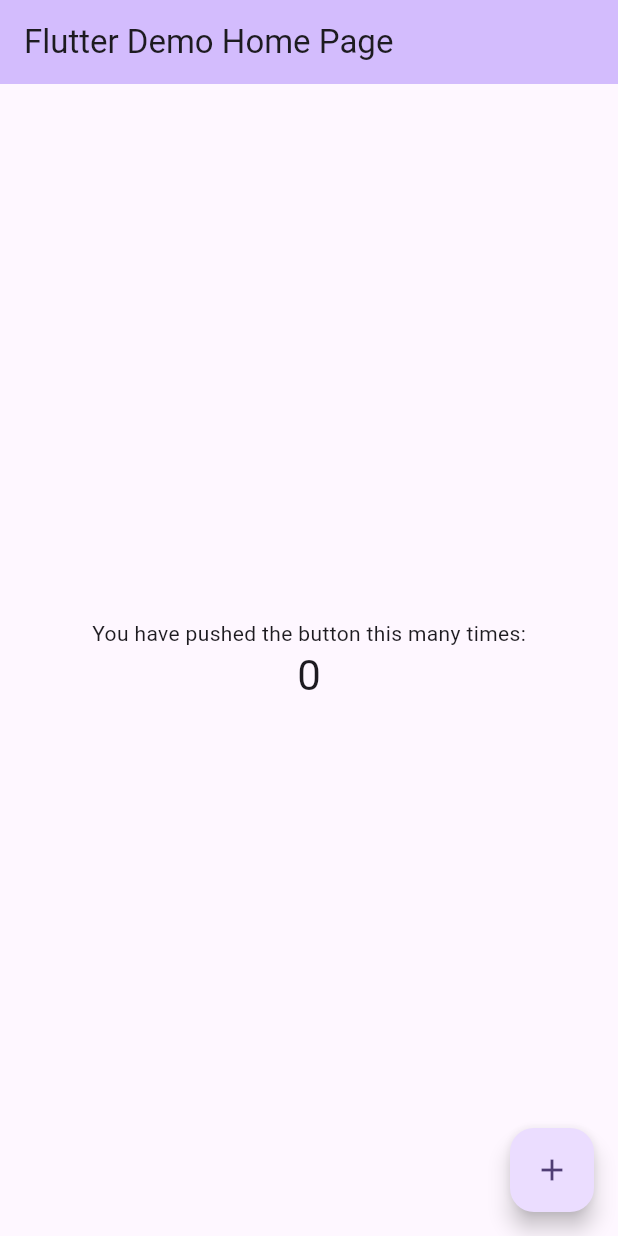
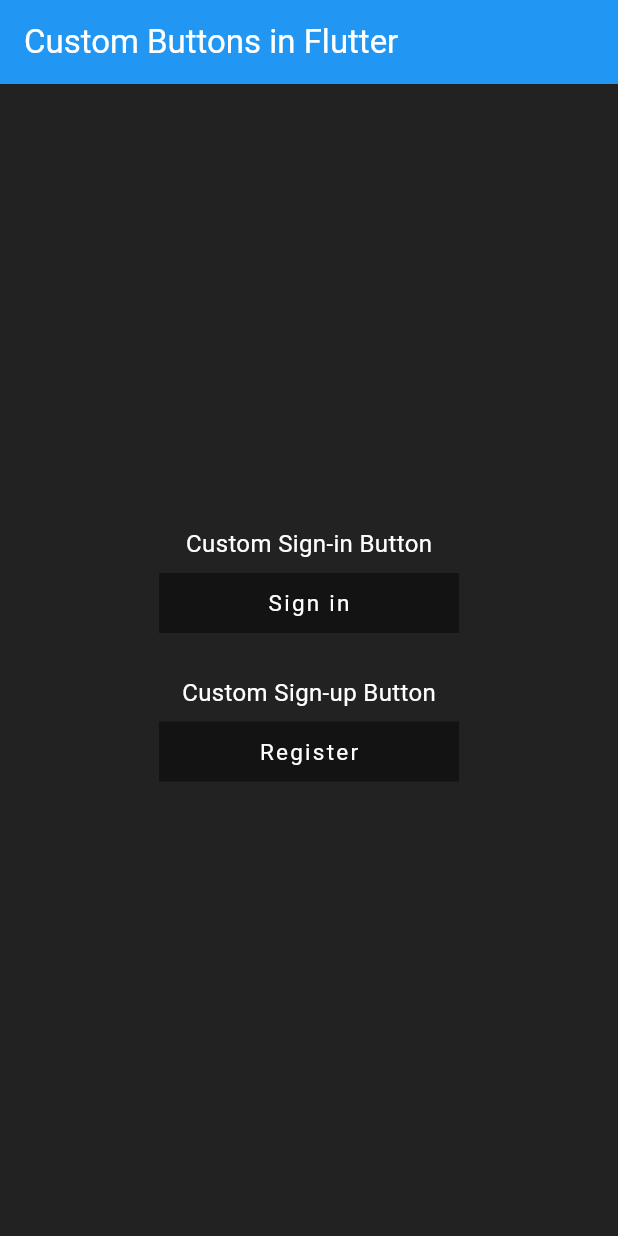
Before and after one commit to abdullah-works/DECODE-assignment-03, a Flutter app: the screen it shows after launch, on a phone screen of 412 x 824 dp. Run offline on Flutter 3.47's test engine with Material 3 defaults, Android fonts, the phone set to English and light mode, and no system bars.

Commit message:
custom buttons added
Using Container Widget for customization and GestureDetector Widget for Button like functionality.

```diff
--- a/lib/main.dart
+++ b/lib/main.dart
@@ -1,4 +1,5 @@
 import 'package:flutter/material.dart';
+import 'package:custom_buttons/screens/first_screen.dart';
 
 void main() {
   runApp(const MyApp());
@@ -10,116 +11,8 @@ class MyApp extends StatelessWidget {
   // This widget is the root of your application.
   @override
   Widget build(BuildContext context) {
-    return MaterialApp(
-      title: 'Flutter Demo',
-      theme: ThemeData(
-        // This is the theme of your application.
-        //
-        // TRY THIS: Try running your application with "flutter run". You'll see
-        // the application has a purple toolbar. Then, without quitting the app,
-        // try changing the seedColor in the colorScheme below to Colors.green
-        // and then invoke "hot reload" (save your changes or press the "hot
-        // reload" button in a Flutter-supported IDE, or press "r" if you used
-        // the command line to start the app).
-        //
-        // Notice that the counter didn't reset back to zero; the application
-        // state is not lost during the reload. To reset the state, use hot
-        // restart instead.
-        //
-        // This works for code too, not just values: Most code changes can be
-        // tested with just a hot reload.
-        colorScheme: ColorScheme.fromSeed(seedColor: Colors.deepPurple),
-        useMaterial3: true,
-      ),
-      home: const MyHomePage(title: 'Flutter Demo Home Page'),
+    return const MaterialApp(
+      home: FirstScreen(),
     );
   }
 }
-
-class MyHomePage extends StatefulWidget {
-  const MyHomePage({super.key, required this.title});
-
-  // This widget is the home page of your application. It is stateful, meaning
-  // that it has a State object (defined below) that contains fields that affect
-  // how it looks.
-
-  // This class is the configuration for the state. It holds the values (in this
-  // case the title) provided by the parent (in this case the App widget) and
-  // used by the build method of the State. Fields in a Widget subclass are
-  // always marked "final".
-
-  final String title;
-
-  @override
-  State<MyHomePage> createState() => _MyHomePageState();
-}
-
-class _MyHomePageState extends State<MyHomePage> {
-  int _counter = 0;
-
-  void _incrementCounter() {
-    setState(() {
-      // This call to setState tells the Flutter framework that something has
-      // changed in this State, which causes it to rerun the build method below
-      // so that the display can reflect the updated values. If we changed
-      // _counter without calling setState(), then the build method would not be
-      // called again, and so nothing would appear to happen.
-      _counter++;
-    });
-  }
-
-  @override
-  Widget build(BuildContext context) {
-    // This method is rerun every time setState is called, for instance as done
-    // by the _incrementCounter method above.
-    //
-    // The Flutter framework has been optimized to make rerunning build methods
-    // fast, so that you can just rebuild anything that needs updating rather
-    // than having to individually change instances of widgets.
-    return Scaffold(
-      appBar: AppBar(
-        // TRY THIS: Try changing the color here to a specific color (to
-        // Colors.amber, perhaps?) and trigger a hot reload to see the AppBar
-        // change color while the other colors stay the same.
-        backgroundColor: Theme.of(context).colorScheme.inversePrimary,
-        // Here we take the value from the MyHomePage object that was created by
-        // the App.build method, and use it to set our appbar title.
-        title: Text(widget.title),
-      ),
-      body: Center(
-        // Center is a layout widget. It takes a single child and positions it
-        // in the middle of the parent.
-        child: Column(
-          // Column is also a layout widget. It takes a list of children and
-          // arranges them vertically. By default, it sizes itself to fit its
-          // children horizontally, and tries to be as tall as its parent.
-          //
-          // Column has various properties to control how it sizes itself and
-          // how it positions its children. Here we use mainAxisAlignment to
-          // center the children vertically; the main axis here is the vertical
-          // axis because Columns are vertical (the cross axis would be
-          // horizontal).
-          //
-          // TRY THIS: Invoke "debug painting" (choose the "Toggle Debug Paint"
-          // action in the IDE, or press "p" in the console), to see the
-          // wireframe for each widget.
-          mainAxisAlignment: MainAxisAlignment.center,
-          children: <Widget>[
-            const Text(
-              'You have pushed the button this many times:',
-            ),
-            Text(
-              '$_counter',
-              style: Theme.of(context).textTheme.headlineMedium,
-            ),
-          ],
-        ),
-      ),
-      floatingActionButton: FloatingActionButton(
-        onPressed: _incrementCounter,
-        tooltip: 'Increment',
-        child: const Icon(Icons.add),
-      ), // This trailing comma makes auto-formatting nicer for build methods.
-    );
-  }
-}
--- /dev/null
+++ b/lib/screens/first_screen.dart
@@ -0,0 +1,52 @@
+import 'package:flutter/material.dart';
+import 'package:custom_buttons/widgets/custom_button.dart';
+
+class FirstScreen extends StatelessWidget {
+  const FirstScreen({super.key});
+
+  @override
+  Widget build(BuildContext context) {
+    return Scaffold(
+      backgroundColor: Colors.black87,
+      appBar: AppBar(
+        title: const Text('Custom Buttons in Flutter'),
+        foregroundColor: Colors.white,
+        backgroundColor: Colors.blue,
+      ),
+      body: Center(
+        child: Column(
+          mainAxisSize: MainAxisSize.min,
+          children: [
+            const Text(
+              'Custom Sign-in Button',
+              style: TextStyle(
+                color: Colors.white,
+                fontSize: 16,
+              ),
+            ),
+            CustomButton(
+              onClick: () {
+                print('Sign in Button Clicked!');
+              },
+              text: 'Sign in',
+            ),
+            const SizedBox(height: 20),
+            const Text(
+              'Custom Sign-up Button',
+              style: TextStyle(
+                color: Colors.white,
+                fontSize: 16,
+              ),
+            ),
+            CustomButton(
+              onClick: () {
+                print('Register Button Clicked!');
+              },
+              text: 'Register',
+            ),
+          ],
+        ),
+      ),
+    );
+  }
+}
--- /dev/null
+++ b/lib/widgets/custom_button.dart
@@ -0,0 +1,34 @@
+import 'package:flutter/material.dart';
+
+class CustomButton extends StatelessWidget {
+  const CustomButton({
+    super.key,
+    required this.text,
+    required this.onClick,
+  });
+
+  final String text;
+  final void Function() onClick;
+
+  @override
+  Widget build(BuildContext context) {
+    return GestureDetector(
+      onTap: onClick,
+      child: Container(
+        color: Colors.black45,
+        margin: const EdgeInsets.all(8),
+        alignment: Alignment.center,
+        width: 200,
+        height: 40,
+        child: Text(
+          text,
+          style: const TextStyle(
+            color: Colors.white,
+            fontSize: 15,
+            letterSpacing: 1.5,
+          ),
+        ),
+      ),
+    );
+  }
+}
```
